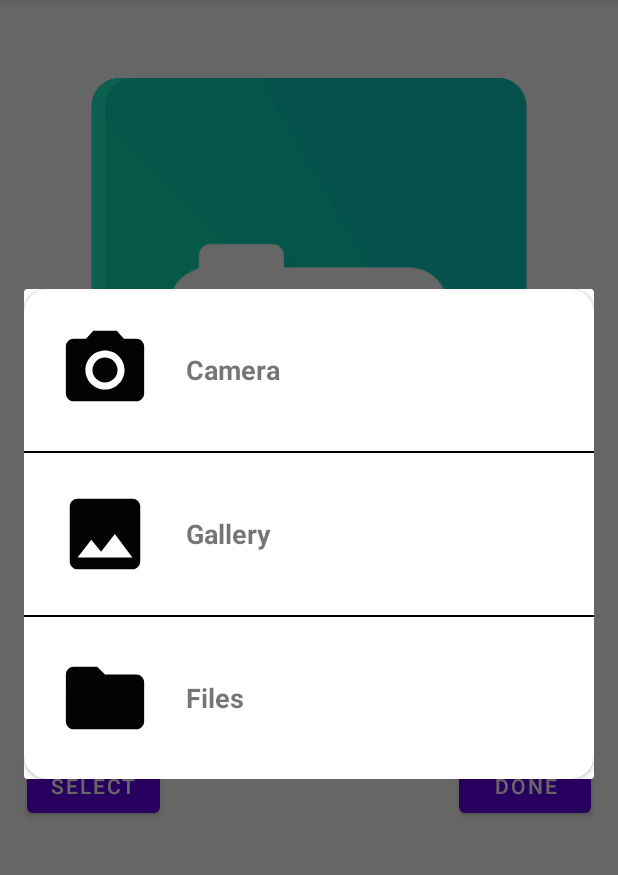
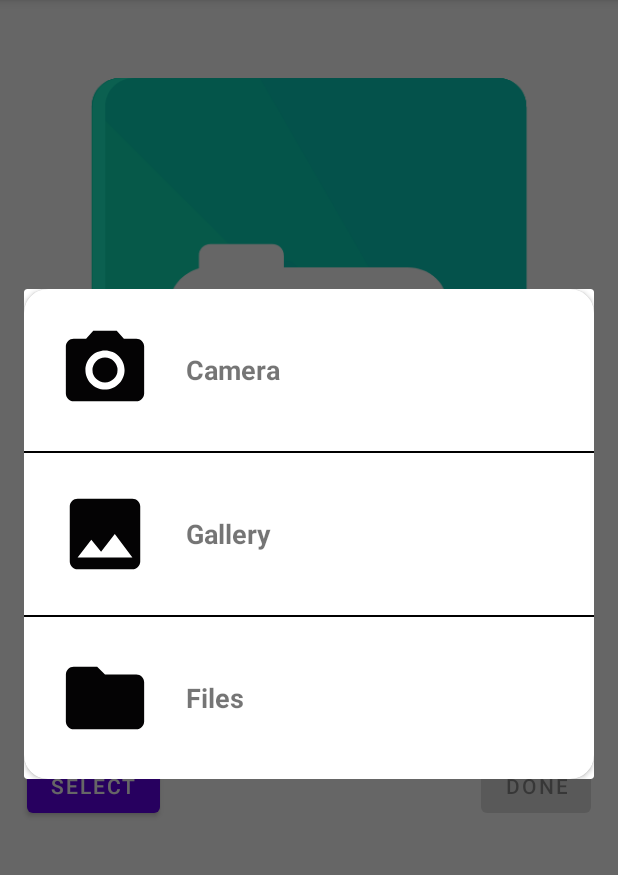
Before and after one commit to Aniket752/ImagePicker, an Android app: the GetImage screen opened directly, with no data from a screen before it, after a tap on "SELECT", on a phone screen of 412 x 824 dp, the part 84-959 px from its top. Run offline under Robolectric (Android 15) with nearby library versions, the phone set to English and light mode, and no system bars.

```diff
--- a/UploadImage/src/main/res/layout/activity_get_image.xml
+++ b/UploadImage/src/main/res/layout/activity_get_image.xml
@@ -52,21 +52,24 @@
 
         <com.google.android.material.button.MaterialButton
             android:id="@+id/select"
-            android:layout_below="@+id/rGroup"
             android:layout_width="wrap_content"
             android:layout_height="wrap_content"
+            android:layout_below="@+id/rGroup"
             android:layout_gravity="center_horizontal"
             android:layout_marginStart="18dp"
+            android:minWidth="48dp"
             android:text="@string/select" />
 
         <com.google.android.material.button.MaterialButton
             android:id="@+id/done"
+            android:layout_width="wrap_content"
+            android:layout_height="wrap_content"
             android:layout_below="@+id/rGroup"
             android:layout_alignParentEnd="true"
-            android:layout_width="wrap_content"
-            android:layout_height="wrap_content"
+            android:layout_gravity="center_horizontal"
             android:layout_marginEnd="18dp"
-            android:layout_gravity="center_horizontal"
+            android:enabled="false"
+            android:minWidth="48dp"
             android:text="@string/done" />
 
     </RelativeLayout>
--- a/app/src/main/java/com/example/imagepicker/MainActivity.kt
+++ b/app/src/main/java/com/example/imagepicker/MainActivity.kt
@@ -18,6 +18,7 @@ class MainActivity : AppCompatActivity() {
         button.setOnClickListener {
             val intent = Intent(this,GetImage::class.java)
             intent.putExtra("size",2)
+            intent.putExtra("name","Aniket")
             startActivityForResult(intent,100)
         }
     }
```
Also changed, not shown: UploadImage/src/main/java/com/example/uploadimage/GetImage.kt (+9 -6 lines).
